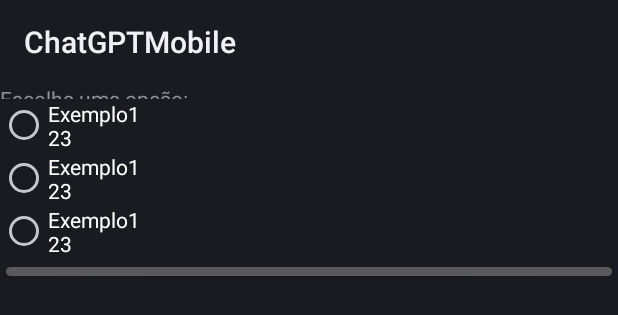
After one commit to otavio-zampar/Magic8Mobile, an Android app: the layout activity_chat.xml on its own in the app's theme, with its tools: preview values and no code run, on a phone screen of 412 x 824 dp. The commit adds this screen. Shown: the top 315 px of the screen. Run offline under Robolectric (Android 15) with nearby library versions, the phone set to English and light mode, and no system bars.

Commit message:
screen creation and style editing

```diff
--- /dev/null
+++ b/app/src/main/res/drawable/ic_back_arrow.xml
@@ -0,0 +1,5 @@
+<vector android:autoMirrored="true" android:height="24dp"
+    android:tint="#000000" android:viewportHeight="24"
+    android:viewportWidth="24" android:width="24dp" xmlns:android="http://schemas.android.com/apk/res/android">
+    <path android:fillColor="@android:color/white" android:pathData="M20,11H7.83l5.59,-5.59L12,4l-8,8 8,8 1.41,-1.41L7.83,13H20v-2z"/>
+</vector>
--- /dev/null
+++ b/app/src/main/res/layout/activity_chat.xml
@@ -0,0 +1,44 @@
+<LinearLayout xmlns:android="http://schemas.android.com/apk/res/android"
+    android:layout_width="match_parent"
+    android:layout_height="match_parent"
+    android:orientation="vertical"
+    android:textColor="@color/white">
+
+
+    <TextView
+        android:layout_width="match_parent"
+        android:layout_height="10dp"
+        android:text="Escolha uma opção:" />
+
+    <RadioGroup
+        android:id="@+id/radioGroup"
+        android:layout_width="match_parent"
+        android:layout_height="wrap_content">
+
+    </RadioGroup>
+
+    <RadioButton
+        android:id="@+id/option2"
+        android:layout_width="100dp"
+        android:layout_height="wrap_content"
+        android:text="@string/chat_title" />
+
+    <RadioButton
+        android:id="@+id/option3"
+        android:layout_width="100dp"
+        android:layout_height="wrap_content"
+        android:text="@string/chat_title" />
+
+    <RadioButton
+        android:id="@+id/option1"
+        android:layout_width="100dp"
+        android:layout_height="wrap_content"
+        android:text="@string/chat_title" />
+
+    <Button
+        android:id="@+id/submitButton"
+        android:layout_width="match_parent"
+        android:layout_height="18dp"
+        android:text="@string/enter" />
+
+</LinearLayout>
--- a/app/src/main/res/values/colors.xml
+++ b/app/src/main/res/values/colors.xml
@@ -7,4 +7,7 @@
     <color name="teal_700">#FF018786</color>
     <color name="black">#FF000000</color>
     <color name="white">#FFFFFFFF</color>
+    <color name="light_gray">#444654</color>
+    <color name="gray">#343441</color>
+    <color name="hint">#bcbcbc</color>
 </resources>
--- a/app/src/main/res/values/strings.xml
+++ b/app/src/main/res/values/strings.xml
@@ -1,3 +1,6 @@
 <resources>
-    <string name="app_name">Meu app</string>
+    <string name="app_name">ChatGPTMobile</string>
+    <string name="enter">Enviar</string>
+    <string name="chat_title">Exemplo123</string>
+    <string name="message_hint">Digite a sua mensagem: </string>
 </resources>
```
Also changed, not shown: app/src/main/res/layout/activity_chosechat.xml (added, +68 -0 lines).
